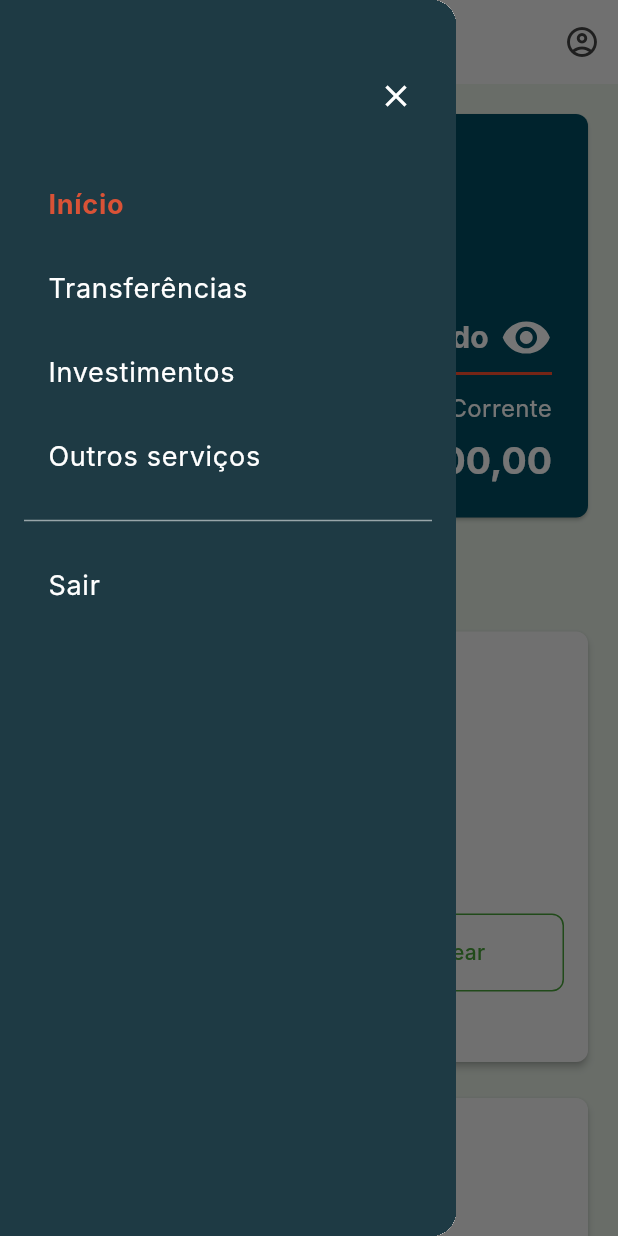
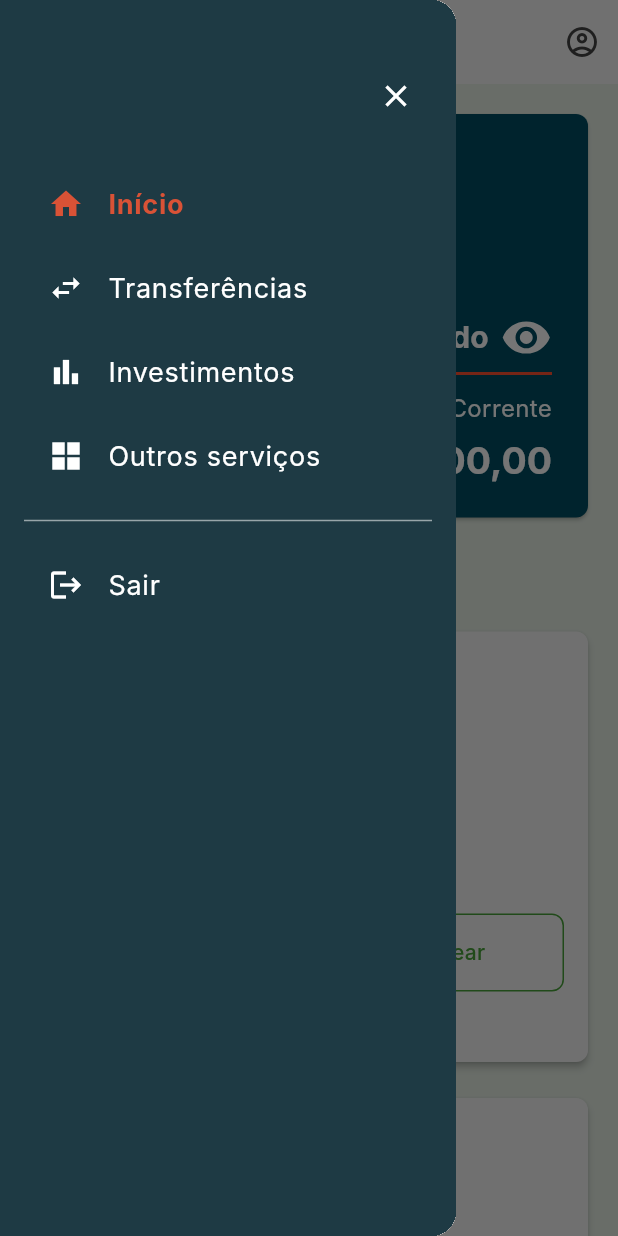
Before and after one commit to jhonsoad/projeto-financeiro-android-app, a Flutter app: the DashboardScreen screen opened by its route, with the side drawer open, on a phone screen of 412 x 824 dp. Run offline on Flutter 3.47's test engine with Material 3 defaults, Android fonts, the phone set to English and light mode, and no system bars; our stand-ins replace cloud_firestore, firebase_auth, firebase_core, firebase_storage, fl_chart, flutter_svg and 2 more; accounts and stored records are empty; Roboto replaces fonts that are missing (Inter); project files that could hold a hidden picture were left out.

Commit message:
adiciona icones as opções do drawer

```diff
--- a/lib/widgets/dashboard/custom_drawer.dart
+++ b/lib/widgets/dashboard/custom_drawer.dart
@@ -1,6 +1,5 @@
 import 'package:flutter/material.dart';
-
-import '../../routes.dart';
+import 'package:projeto_financeiro/routes.dart';
 
 enum DashboardPage { inicio, transferencias, investimentos, servicos }
 
@@ -35,23 +34,27 @@ class CustomDrawer extends StatelessWidget {
             ),
             const SizedBox(height: 20),
             _buildDrawerItem(
+              icon: Icons.home,
               title: 'Início',
               isSelected: currentPage == DashboardPage.inicio,
               onTap: () => onPageSelected(DashboardPage.inicio),
             ),
             _buildDrawerItem(
+              icon: Icons.swap_horiz,
               title: 'Transferências',
               isSelected: currentPage == DashboardPage.transferencias,
               onTap: () =>
                   onPageSelected(DashboardPage.transferencias),
             ),
             _buildDrawerItem(
+              icon: Icons.bar_chart,
               title: 'Investimentos',
               isSelected: currentPage == DashboardPage.investimentos,
               onTap: () =>
                   onPageSelected(DashboardPage.investimentos),
             ),
             _buildDrawerItem(
+              icon: Icons.grid_view_sharp,
               title: 'Outros serviços',
               isSelected: currentPage == DashboardPage.servicos,
               onTap: () => onPageSelected(DashboardPage.servicos),
@@ -62,6 +65,7 @@ class CustomDrawer extends StatelessWidget {
               height: 30,
             ),
             _buildDrawerItem(
+              icon: Icons.logout,
               title: 'Sair',
               isSelected: false,
               onTap: () {
@@ -79,11 +83,16 @@ class CustomDrawer extends StatelessWidget {
   }
 
   Widget _buildDrawerItem({
+    required IconData icon,
     required String title,
     required bool isSelected,
     required VoidCallback onTap,
   }) {
     return ListTile(
+      leading: Icon(
+        icon,
+        color: isSelected ? const Color(0xFFD95236) : Colors.white,
+      ),
       title: Text(
         title,
         style: TextStyle(
```
